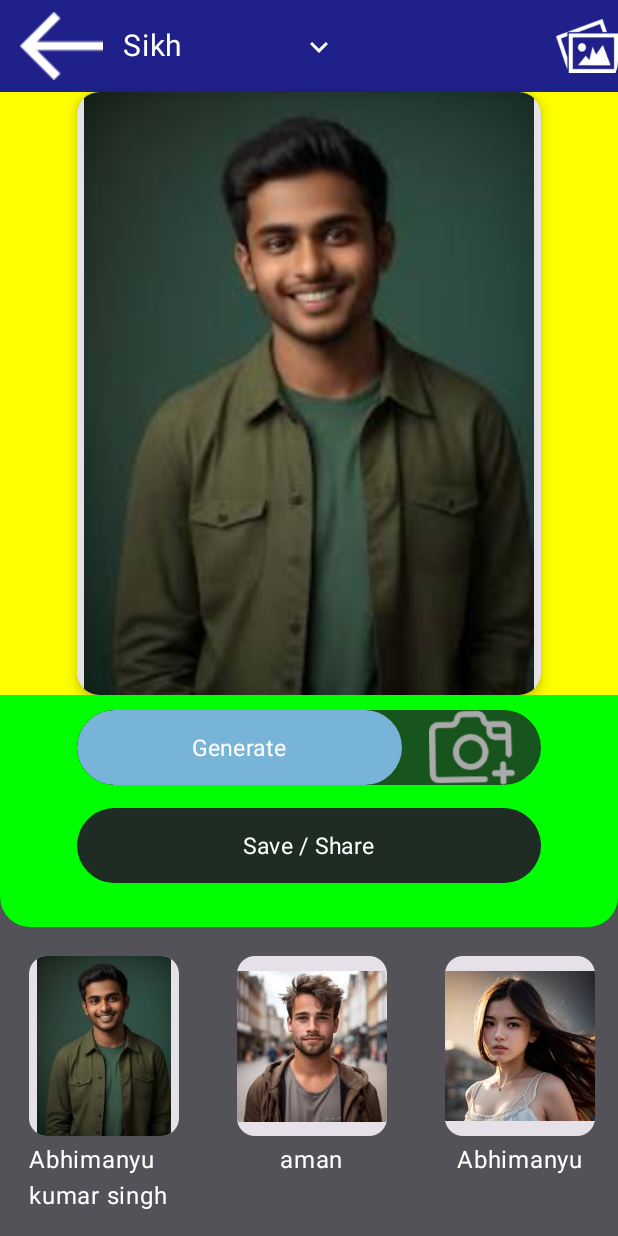
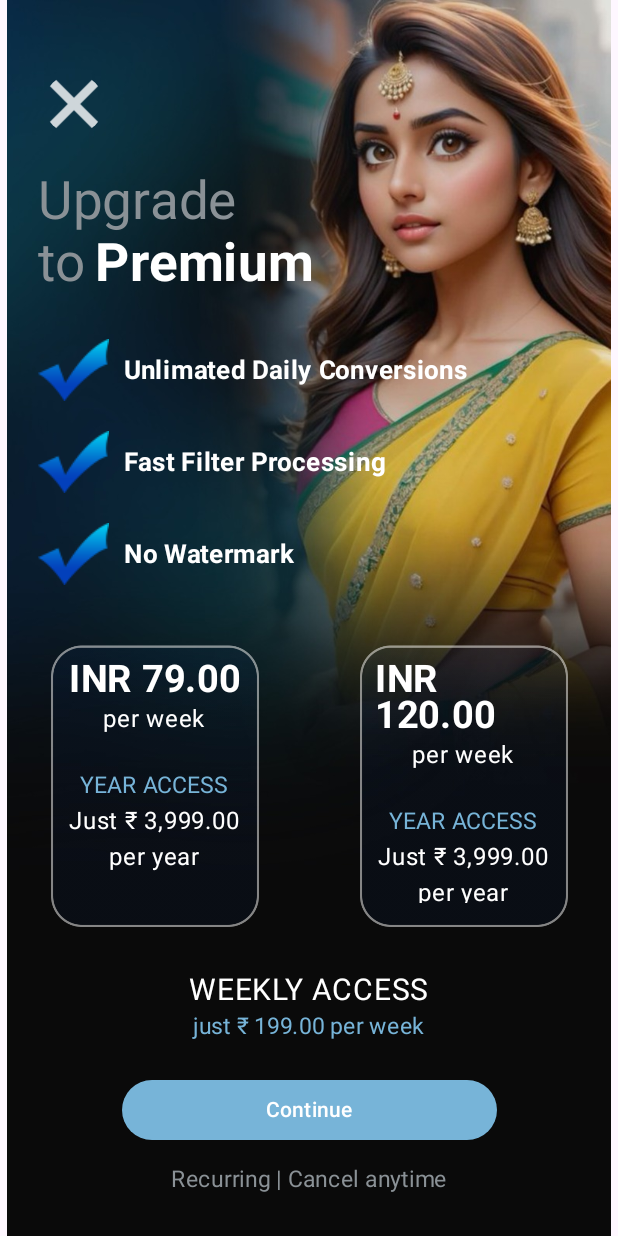
Before and after one commit to nasirperwez/Behrupiya, an Android app built with Jetpack Compose: the screen it shows after launch (MainActivity), on a phone screen of 412 x 824 dp. Run offline under Robolectric (Android 15) with nearby library versions, the phone set to English and light mode, and no system bars.

Commit message:
Premium Screen Completed

```diff
--- a/app/src/main/java/com/eramlab/behrupiya/presentation/MainActivity.kt
+++ b/app/src/main/java/com/eramlab/behrupiya/presentation/MainActivity.kt
@@ -8,6 +8,7 @@ import androidx.compose.material3.*
 import androidx.compose.ui.Modifier
 import com.eramlab.behrupiya.presentation.ui.screens.generate.GenerateImageScreen
 import com.eramlab.behrupiya.presentation.ui.screens.homescreen.HomeScreen
+import com.eramlab.behrupiya.presentation.ui.screens.premium.PreminumScreen
 
 
 class MainActivity : ComponentActivity() {
@@ -19,9 +20,10 @@ class MainActivity : ComponentActivity() {
                     modifier = Modifier.fillMaxSize(),
                     color = MaterialTheme.colorScheme.background
                 ) {
-//                    HomeScreen()
-                    GenerateImageScreen()
+                   // HomeScreen()
+   //                 GenerateImageScreen()
 //                    GenerateImageScreennasir()
+                    PreminumScreen()
                 }
             }
         }
--- /dev/null
+++ b/app/src/main/java/com/eramlab/behrupiya/presentation/ui/screens/premium/PremiumScreen.kt
@@ -0,0 +1,67 @@
+package com.eramlab.behrupiya.presentation.ui.screens.premium
+
+import androidx.compose.foundation.background
+import androidx.compose.foundation.layout.Column
+import androidx.compose.foundation.layout.fillMaxHeight
+import androidx.compose.foundation.layout.fillMaxSize
+import androidx.compose.foundation.layout.fillMaxWidth
+import androidx.compose.runtime.Composable
+import androidx.compose.runtime.getValue
+import androidx.compose.runtime.mutableStateOf
+import androidx.compose.runtime.remember
+import androidx.compose.runtime.setValue
+import androidx.compose.ui.Modifier
+import androidx.compose.ui.graphics.Color
+
+import com.eramlab.behrupiya.presentation.ui.screens.premium.premiumComponent.FeatureListSection
+import com.eramlab.behrupiya.presentation.ui.screens.premium.premiumComponent.FooterSection
+import com.eramlab.behrupiya.presentation.ui.screens.premium.premiumComponent.OfferBoxSection
+import com.eramlab.behrupiya.presentation.ui.screens.premium.premiumComponent.TopSection
+import androidx.compose.foundation.Image
+import androidx.compose.ui.graphics.graphicsLayer
+import androidx.compose.ui.res.painterResource
+import com.eramlab.behrupiya.R
+
+
+@Composable
+fun PreminumScreen() {
+    var selectedBox by remember { mutableStateOf(-1) }
+    Image(
+        painter = painterResource(id = R.drawable.background_image),
+        contentDescription = null,
+        modifier = Modifier
+            .fillMaxSize()
+
+    )
+    Column(
+        modifier = Modifier
+            .fillMaxSize()
+           // .background(color = Color(0xD5080809))
+    ) {
+        TopSection(
+            modifier = Modifier
+                .fillMaxWidth()
+                .fillMaxHeight()
+                .weight(0.25f)
+        )
+        FeatureListSection(
+            modifier = Modifier
+                .fillMaxWidth()
+                .fillMaxHeight()
+                .weight(0.25f)
+        )
+        OfferBoxSection(
+            modifier = Modifier
+                .fillMaxWidth()
+                .fillMaxHeight()
+                .weight(0.25f),
+            selectedBox = selectedBox,
+            onSelect = { selectedBox = it })
+        FooterSection(
+            modifier = Modifier
+                .fillMaxWidth()
+                .fillMaxHeight()
+                .weight(0.25f)
+        )
+    }
+}
--- /dev/null
+++ b/app/src/main/java/com/eramlab/behrupiya/presentation/ui/screens/premium/premiumComponent/FeatureListSection.kt
@@ -0,0 +1,26 @@
+package com.eramlab.behrupiya.presentation.ui.screens.premium.premiumComponent
+
+import androidx.compose.foundation.background
+import androidx.compose.foundation.layout.Column
+import androidx.compose.foundation.layout.fillMaxWidth
+import androidx.compose.foundation.layout.padding
+import androidx.compose.runtime.Composable
+import androidx.compose.ui.Alignment
+import androidx.compose.ui.Modifier
+import androidx.compose.ui.graphics.Color
+import androidx.compose.ui.unit.dp
+
+@Composable
+fun FeatureListSection(modifier: Modifier=Modifier) {
+    Column(
+        modifier = modifier
+            .fillMaxWidth()
+            .padding(top = 10.dp, start = 25.dp),
+        horizontalAlignment = Alignment.Start
+    ) {
+        FeatureRow("Unlimated Daily Conversions")
+        FeatureRow("Fast Filter Processing")
+        FeatureRow("No Watermark")
+        FeatureRow("Remove Ads & no limits")
+    }
+}
--- /dev/null
+++ b/app/src/main/java/com/eramlab/behrupiya/presentation/ui/screens/premium/premiumComponent/FeatureRow.kt
@@ -0,0 +1,32 @@
+package com.eramlab.behrupiya.presentation.ui.screens.premium.premiumComponent
+
+import androidx.compose.foundation.Image
+import androidx.compose.foundation.layout.Row
+import androidx.compose.foundation.layout.Spacer
+import androidx.compose.foundation.layout.padding
+import androidx.compose.foundation.layout.width
+import androidx.compose.material3.Text
+import androidx.compose.runtime.Composable
+import androidx.compose.ui.Alignment
+import androidx.compose.ui.Modifier
+import androidx.compose.ui.graphics.Color
+import androidx.compose.ui.res.painterResource
+import androidx.compose.ui.text.font.FontWeight
+import androidx.compose.ui.unit.dp
+import androidx.compose.ui.unit.sp
+import com.eramlab.behrupiya.R
+
+@Composable
+fun FeatureRow(text: String) {
+    Row(
+        verticalAlignment = Alignment.CenterVertically,
+        modifier = Modifier.padding(vertical = 10.dp)
+    ) {
+        Image(
+            painter = painterResource(id = R.drawable.check),
+            contentDescription = null
+        )
+        Spacer(modifier = Modifier.width(10.dp))
+        Text(text = text, fontSize = 17.sp, fontWeight = FontWeight.Bold, color = Color.White)
+    }
+}
--- /dev/null
+++ b/app/src/main/java/com/eramlab/behrupiya/presentation/ui/screens/premium/premiumComponent/FooterSection.kt
@@ -0,0 +1,43 @@
+package com.eramlab.behrupiya.presentation.ui.screens.premium.premiumComponent
+
+import androidx.compose.foundation.background
+import androidx.compose.foundation.layout.Column
+import androidx.compose.foundation.layout.Spacer
+import androidx.compose.foundation.layout.fillMaxWidth
+import androidx.compose.foundation.layout.height
+import androidx.compose.foundation.layout.padding
+import androidx.compose.foundation.layout.width
+import androidx.compose.foundation.shape.RoundedCornerShape
+import androidx.compose.material3.Button
+import androidx.compose.material3.ButtonDefaults
+import androidx.compose.material3.Text
+import androidx.compose.runtime.Composable
+import androidx.compose.ui.Alignment
+import androidx.compose.ui.Modifier
+import androidx.compose.ui.graphics.Color
+import androidx.compose.ui.unit.dp
+import androidx.compose.ui.unit.sp
+
+@Composable
+fun FooterSection(modifier: Modifier=Modifier) {
+    Column(
+        modifier = modifier
+            .fillMaxWidth()
+            .padding(top = 30.dp),
+        horizontalAlignment = Alignment.CenterHorizontally
+    ) {
+        Text(text = "WEEKLY ACCESS", color = Color.White, fontSize = 20.sp)
+        Text(text = "just ₹ 199.00 per week", color = Color(0xFF77B4D8), fontSize = 15.sp)
+        Spacer(modifier = Modifier.height(20.dp))
+        Button(
+            onClick = { /* TODO */ },
+            modifier = Modifier.width(250.dp),
+            colors = ButtonDefaults.buttonColors(containerColor = Color(0xFF77B4D8)),
+            shape = RoundedCornerShape(30.dp)
+        ) {
+            Text(text = "Continue")
+        }
+        Spacer(modifier = Modifier.height(10.dp))
+        Text(text = "Recurring | Cancel anytime", color = Color(0xFF8A9196), fontSize = 15.sp)
+    }
+}
--- /dev/null
+++ b/app/src/main/java/com/eramlab/behrupiya/presentation/ui/screens/premium/premiumComponent/OfferBox.kt
@@ -0,0 +1,64 @@
+package com.eramlab.behrupiya.presentation.ui.screens.premium.premiumComponent
+
+import androidx.compose.foundation.Image
+import androidx.compose.foundation.background
+import androidx.compose.foundation.clickable
+import androidx.compose.foundation.layout.Box
+import androidx.compose.foundation.layout.Column
+import androidx.compose.foundation.layout.Spacer
+import androidx.compose.foundation.layout.fillMaxSize
+import androidx.compose.foundation.layout.height
+import androidx.compose.foundation.layout.padding
+import androidx.compose.foundation.layout.width
+import androidx.compose.foundation.shape.RoundedCornerShape
+import androidx.compose.material3.Text
+import androidx.compose.runtime.Composable
+import androidx.compose.ui.Alignment
+import androidx.compose.ui.Modifier
+import androidx.compose.ui.draw.clip
+import androidx.compose.ui.graphics.Color
+import androidx.compose.ui.res.painterResource
+import androidx.compose.ui.text.font.FontWeight
+import androidx.compose.ui.unit.dp
+import androidx.compose.ui.unit.sp
+import com.eramlab.behrupiya.R
+
+@Composable
+fun OfferBox(
+    selected: Boolean,
+    price: String,
+    period: String,
+    yearAccess: String,
+    fullPrice: String,
+    year: String,
+    onClick: () -> Unit
+) {
+    Box(
+        modifier = Modifier
+            .width(150.dp)
+            .height(200.dp)
+            .clip(RoundedCornerShape(20.dp))
+            .background(Color.Transparent)
+            .clickable { onClick() }
+    ) {
+        Image(
+            painter = painterResource(id = if (selected) R.drawable.button_s_with_tag else R.drawable.button1),
+            contentDescription = null,
+            modifier = Modifier.fillMaxSize()
+        )
+
+        Column(
+            modifier = Modifier
+                .fillMaxSize()
+                .padding(16.dp),
+            horizontalAlignment = Alignment.CenterHorizontally
+        ) {
+            Text(text = price, color = Color.White, fontSize = 25.sp, fontWeight = FontWeight.Bold)
+            Text(text = period, color = Color.White)
+            Spacer(modifier = Modifier.height(20.dp))
+            Text(text = yearAccess, color = Color(0xFF77B4D8), fontSize = 15.sp)
+            Text(text = fullPrice, color = Color.White)
+            Text(text = year, color = Color.White)
+        }
+    }
+}
--- /dev/null
+++ b/app/src/main/java/com/eramlab/behrupiya/presentation/ui/screens/premium/premiumComponent/OfferBoxSection.kt
@@ -0,0 +1,40 @@
+package com.eramlab.behrupiya.presentation.ui.screens.premium.premiumComponent
+
+import androidx.compose.foundation.background
+import androidx.compose.foundation.layout.Arrangement
+import androidx.compose.foundation.layout.Row
+import androidx.compose.foundation.layout.fillMaxWidth
+import androidx.compose.foundation.layout.padding
+import androidx.compose.runtime.Composable
+import androidx.compose.ui.Modifier
+import androidx.compose.ui.graphics.Color
+import androidx.compose.ui.unit.dp
+
+@Composable
+fun OfferBoxSection(selectedBox: Int, onSelect: (Int) -> Unit, modifier: Modifier=Modifier) {
+    Row(
+        modifier = modifier
+            .fillMaxWidth()
+            .padding(top = 10.dp),
+        horizontalArrangement = Arrangement.SpaceAround
+    ) {
+        OfferBox(
+            selected = selectedBox == 0,
+            price = "INR 79.00",
+            period = "per week",
+            yearAccess = "YEAR ACCESS",
+            fullPrice = "Just ₹ 3,999.00",
+            year = "per year",
+            onClick = { onSelect(0) }
+        )
+        OfferBox(
+            selected = selectedBox == 1,
+            price = "INR 120.00",
+            period = "per week",
+            yearAccess = "YEAR ACCESS",
+            fullPrice = "Just ₹ 3,999.00",
+            year="per year",
+            onClick = { onSelect(1) }
+        )
+    }
+}
--- /dev/null
+++ b/app/src/main/java/com/eramlab/behrupiya/presentation/ui/screens/premium/premiumComponent/TopSection.kt
@@ -0,0 +1,49 @@
+package com.eramlab.behrupiya.presentation.ui.screens.premium.premiumComponent
+
+import androidx.compose.foundation.Image
+import androidx.compose.foundation.background
+import androidx.compose.foundation.layout.Column
+import androidx.compose.foundation.layout.Row
+import androidx.compose.foundation.layout.Spacer
+import androidx.compose.foundation.layout.fillMaxWidth
+import androidx.compose.foundation.layout.padding
+import androidx.compose.foundation.layout.width
+import androidx.compose.material3.IconButton
+import androidx.compose.material3.Text
+import androidx.compose.runtime.Composable
+import androidx.compose.ui.Alignment
+import androidx.compose.ui.Modifier
+import androidx.compose.ui.graphics.Color
+import androidx.compose.ui.res.painterResource
+import androidx.compose.ui.text.font.FontWeight
+import androidx.compose.ui.unit.dp
+import androidx.compose.ui.unit.sp
+import com.eramlab.behrupiya.R
+
+@Composable
+fun TopSection(modifier: Modifier=Modifier) {
+    Column(
+        modifier = modifier
+            .fillMaxWidth()
+            .padding(top = 45.dp, start = 25.dp),
+        horizontalAlignment = Alignment.Start
+    ) {
+        IconButton(onClick = { /* Close action */ }) {
+            Image(painter = painterResource(id = R.drawable.close_icn), contentDescription = null)
+        }
+        Spacer(modifier = Modifier.padding(top = 20.dp))
+        Text(text = "Upgrade", fontSize = 35.sp, color = Color(0xFF8A9196))
+        Row(verticalAlignment = Alignment.CenterVertically) {
+            Text(text = "to", fontSize = 35.sp, color = Color(0xFF8A9196))
+            Spacer(modifier = Modifier.width(5.dp))
+            Text(
+                text = "Premium",
+                fontSize = 35.sp,
+                color = Color.White,
+                fontWeight = FontWeight.Bold
+            )
+
+        }
+
+    }
+}
```
Also changed, not shown: app/src/main/java/com/eramlab/behrupiya/presentation/ui/screens/transparentDialog/component/DialogComponents.kt (+7 -5 lines), app/src/main/res/drawable/background_image.jpg (added), app/src/main/res/drawable/button1.png (added), app/src/main/res/drawable/button_s.png (added), app/src/main/res/drawable/button_s_with_tag.png (added), app/src/main/res/drawable/check.png (added).
